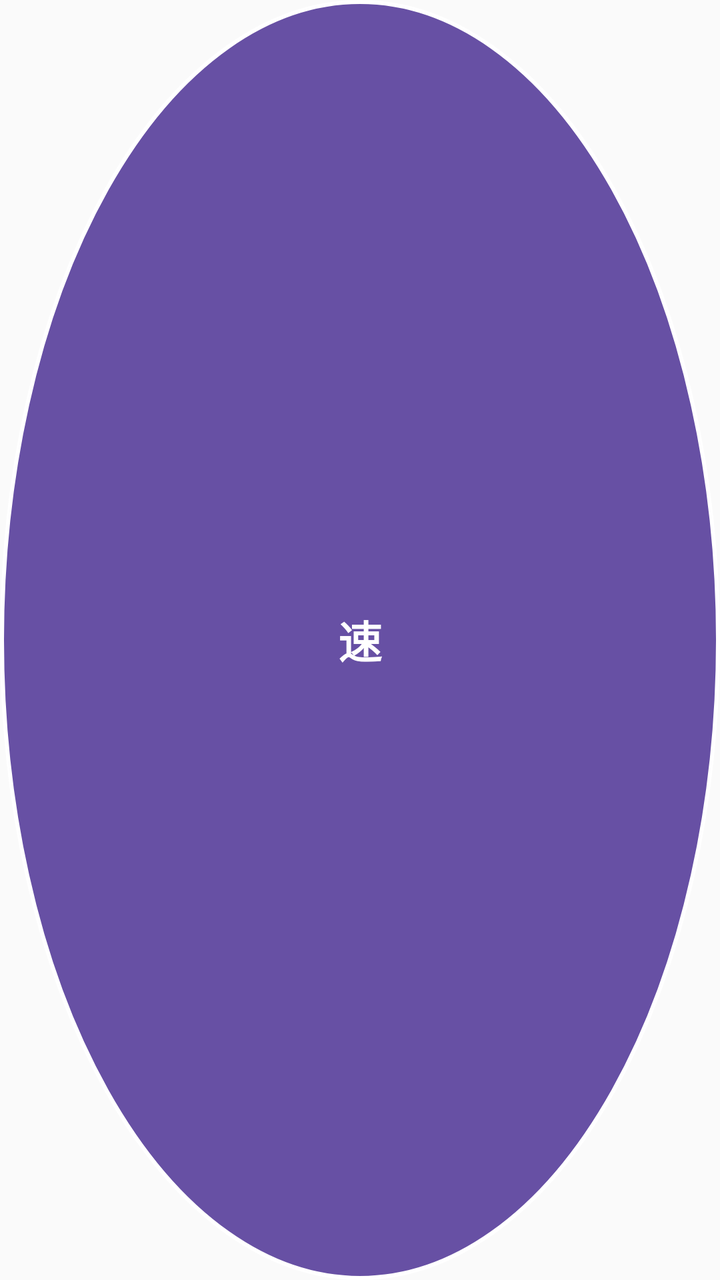
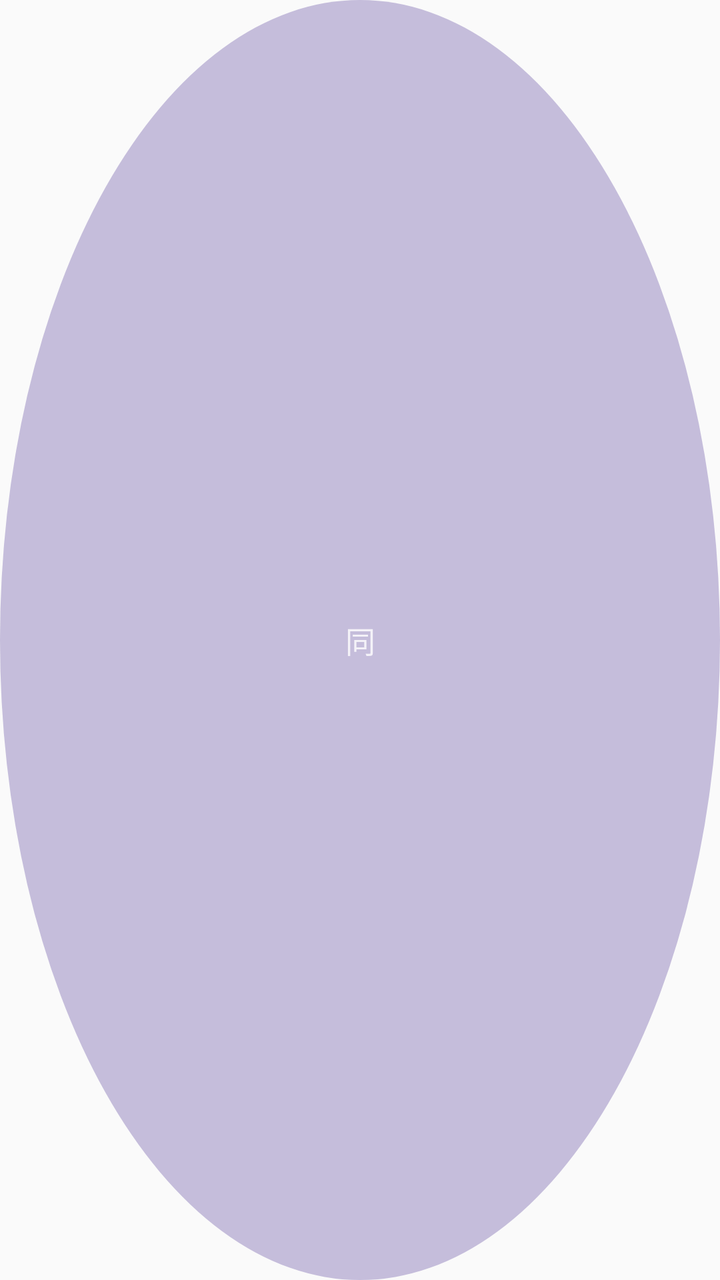

Before-and-after screenshots of an Android layout around one commit, followed by the original layout XML and the change that was made.
<!-- AndroidManifest.xml: application theme Theme.StudentLookup -->
<!-- res/layout/floating_ball.xml -->
<?xml version="1.0" encoding="utf-8"?>
<FrameLayout xmlns:android="http://schemas.android.com/apk/res/android"
    android:layout_width="56dp"
    android:layout_height="56dp">

    <TextView
        android:layout_width="match_parent"
        android:layout_height="match_parent"
        android:background="@drawable/ball_bg"
        android:gravity="center"
        android:text="速"
        android:textColor="@color/white"
        android:textSize="22sp"
        android:textStyle="bold" />
</FrameLayout>
<!-- resources referenced by this layout -->
<resources>
  <color name="white">#FFFFFFFF</color>
  <!-- drawable ball_bg (drawable) -->
  <?xml version="1.0" encoding="utf-8"?>
  <shape xmlns:android="http://schemas.android.com/apk/res/android"
      android:shape="oval">
      <solid android:color="@color/purple_500" />
      <stroke android:width="2dp" android:color="@color/white" />
  </shape>
  <style name="Theme.StudentLookup" parent="Theme.AppCompat.DayNight.NoActionBar">
          <item name="colorPrimary">@color/purple_500</item>
          <item name="colorPrimaryDark">@color/purple_700</item>
          <item name="colorAccent">@color/teal_200</item>
      </style>
  <color name="purple_500">#6750A4</color>
  <color name="purple_700">#4F378B</color>
  <color name="teal_200">#03DAC5</color>
</resources>

<!-- the commit's change to res/layout/floating_ball.xml (unified diff, before → after) -->
@@ -1,15 +1,14 @@
 <?xml version="1.0" encoding="utf-8"?>
 <FrameLayout xmlns:android="http://schemas.android.com/apk/res/android"
-    android:layout_width="56dp"
-    android:layout_height="56dp">
+    android:layout_width="44dp"
+    android:layout_height="44dp">
 
     <TextView
         android:layout_width="match_parent"
         android:layout_height="match_parent"
         android:background="@drawable/ball_bg"
         android:gravity="center"
-        android:text="速"
-        android:textColor="@color/white"
-        android:textSize="22sp"
-        android:textStyle="bold" />
+        android:text="同"
+        android:textColor="#CCFFFFFF"
+        android:textSize="15sp" />
 </FrameLayout>
<!-- resource entries referenced after the edit -->
@@ -1,12 +1,11 @@
 <!-- resources referenced by this layout -->
 <resources>
-  <color name="white">#FFFFFFFF</color>
   <!-- drawable ball_bg (drawable) -->
   <?xml version="1.0" encoding="utf-8"?>
   <shape xmlns:android="http://schemas.android.com/apk/res/android"
       android:shape="oval">
-      <solid android:color="@color/purple_500" />
-      <stroke android:width="2dp" android:color="@color/white" />
+      
+      <solid android:color="#5C6750A4" />
   </shape>
   <style name="Theme.StudentLookup" parent="Theme.AppCompat.DayNight.NoActionBar">
           <item name="colorPrimary">@color/purple_500</item>
